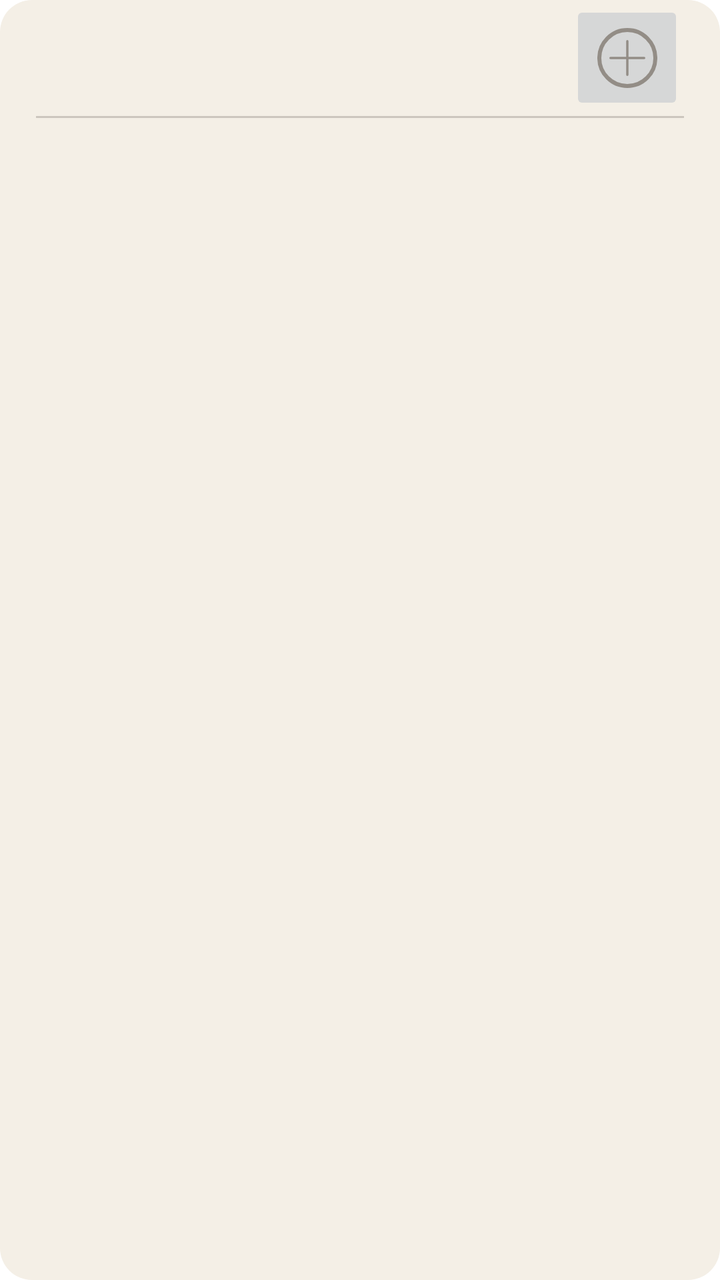
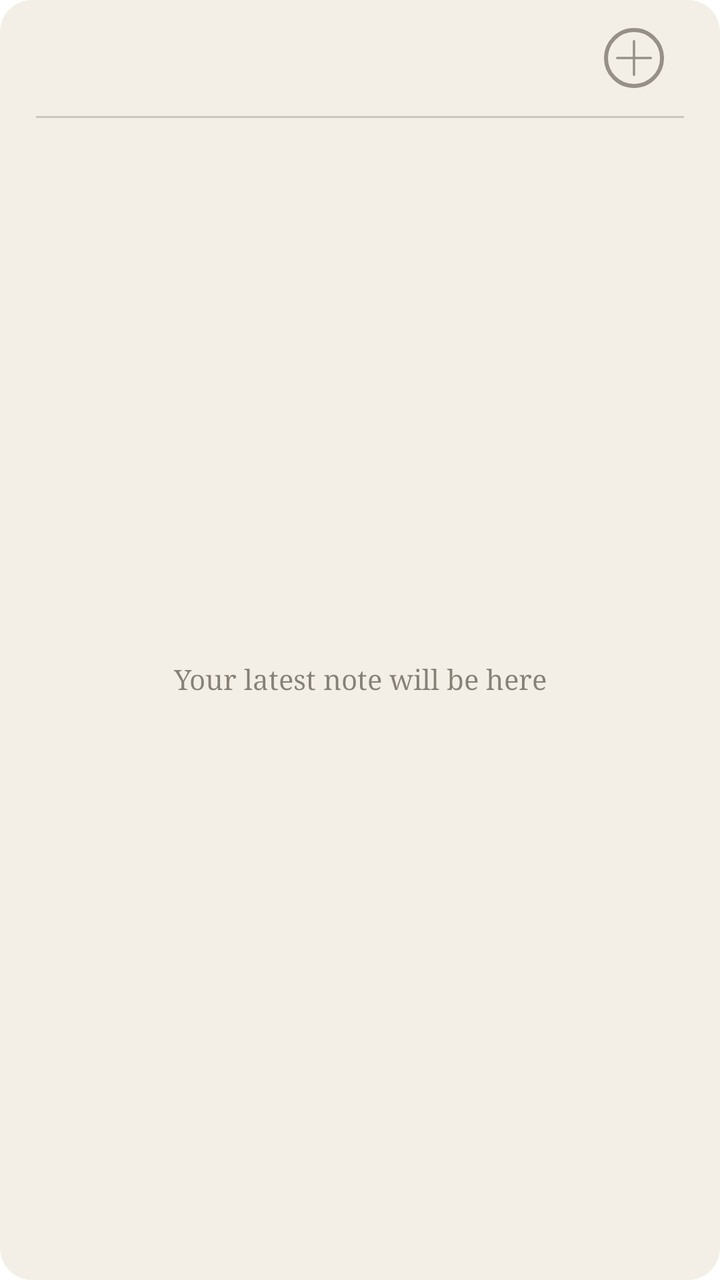

Screens rendered from an Android XML layout before and after an edit, with the pre-edit source and the edit as a unified diff.
<!-- AndroidManifest.xml: fallback theme Theme.MaterialComponents.DayNight.NoActionBar -->
<!-- res/layout/widget_latest_note.xml -->
<?xml version="1.0" encoding="utf-8"?>
<LinearLayout xmlns:android="http://schemas.android.com/apk/res/android"
    android:layout_width="match_parent"
    android:layout_height="match_parent"
    android:background="@drawable/widget_latest_note_background"
    android:orientation="vertical"
    android:paddingHorizontal="18dp">
    <LinearLayout
        android:orientation="horizontal"
        android:layout_width="match_parent"
        android:layout_height="wrap_content"
        android:gravity="center_vertical"
        >
        <TextView
            android:id="@+id/latest_note_title"
            android:layout_width="0dp"
            android:layout_height="wrap_content"
            android:layout_weight="1"
            android:textColor="@color/latest_note_widget_ink"
            android:ellipsize="end"
            android:fontFamily="serif"
            android:maxLines="1"
            android:textSize="29sp"
            android:layout_marginVertical="10dp"
            />

        <ImageButton
            android:id="@+id/latest_note_add"
            android:layout_width="57dp"
            android:layout_height="57dp"
            android:contentDescription="@string/latest_note_widget_button_desc"
            android:src="@drawable/widget_latest_note_add_button" />
    </LinearLayout>
    <FrameLayout
        android:layout_width="match_parent"
        android:layout_height="1dp"
        android:alpha="0.18"
        android:background="@color/latest_note_widget_ink"/>
    <TextView
        android:id="@+id/latest_note_body"
        android:layout_width="match_parent"
        android:layout_height="0dp"
        android:layout_weight="1"
        android:paddingTop="10dp"
        android:fontFamily="serif"
        android:ellipsize="end"
        android:maxLines="6"
        android:textColor="@color/latest_note_widget_ink"
        android:textSize="14sp"
        android:lineHeight="24sp"
        />
    <TextView
        android:id="@+id/latest_note_placeholder"
        android:layout_width="match_parent"
        android:layout_height="0dp"
        android:layout_weight="1"
        android:paddingTop="10dp"
        android:fontFamily="serif"
        android:paddingBottom="30dp"
        android:textColor="@color/latest_note_widget_ink"
        android:textSize="14sp"
        android:alpha="0.5"
        android:textAlignment="center"
        android:lineHeight="24sp"
        android:text="@string/latest_note_widget_placeholder"
        android:gravity="center_vertical"
        android:visibility="gone"
        />
</LinearLayout>
<!-- resources referenced by this layout -->
<resources>
  <color name="latest_note_widget_ink">#1a1008</color>
  <!-- drawable widget_latest_note_add_button (drawable) -->
  <?xml version="1.0" encoding="utf-8"?>
  <vector xmlns:android="http://schemas.android.com/apk/res/android"
      android:width="30dp"
      android:height="30dp"
      android:viewportWidth="512"
      android:viewportHeight="512">
      <path
          android:pathData="M256,17 a239,239 0 1,0 0,478 a239,239 0 1,0 0,-478"
          android:strokeColor="@color/latest_note_widget_muted"
          android:strokeWidth="34" />
      <path
          android:pathData="M256,112 L256,400 M400,256 L112,256"
          android:strokeColor="@color/latest_note_widget_muted"
          android:strokeWidth="19"
          android:strokeLineCap="round" />
  </vector>
  <!-- drawable widget_latest_note_background (drawable) -->
  <?xml version="1.0" encoding="utf-8"?>
  <shape xmlns:android="http://schemas.android.com/apk/res/android">
   <corners android:radius="16dp" />
      <solid android:color="@color/latest_note_widget_background" />
  </shape>
  <string name="latest_note_widget_button_desc">Add note</string>
  <string name="latest_note_widget_placeholder">Your latest note will be here</string>
  <color name="latest_note_widget_muted">#E68C857E</color>
  <color name="latest_note_widget_background">#F4EFE6</color>
</resources>

<!-- the commit's change to res/layout/widget_latest_note.xml (unified diff, before → after) -->
@@ -1,5 +1,6 @@
 <?xml version="1.0" encoding="utf-8"?>
 <LinearLayout xmlns:android="http://schemas.android.com/apk/res/android"
+    android:id="@+id/latest_note_container"
     android:layout_width="match_parent"
     android:layout_height="match_parent"
     android:background="@drawable/widget_latest_note_background"
@@ -26,8 +27,9 @@
 
         <ImageButton
             android:id="@+id/latest_note_add"
-            android:layout_width="57dp"
-            android:layout_height="57dp"
+            android:layout_width="50dp"
+            android:layout_height="50dp"
+            android:background="@null"
             android:contentDescription="@string/latest_note_widget_button_desc"
             android:src="@drawable/widget_latest_note_add_button" />
     </LinearLayout>
@@ -48,6 +50,7 @@
         android:textColor="@color/latest_note_widget_ink"
         android:textSize="14sp"
         android:lineHeight="24sp"
+        android:visibility="gone"
         />
     <TextView
         android:id="@+id/latest_note_placeholder"
@@ -64,6 +67,6 @@
         android:lineHeight="24sp"
         android:text="@string/latest_note_widget_placeholder"
         android:gravity="center_vertical"
-        android:visibility="gone"
+        android:visibility="visible"
         />
 </LinearLayout>
